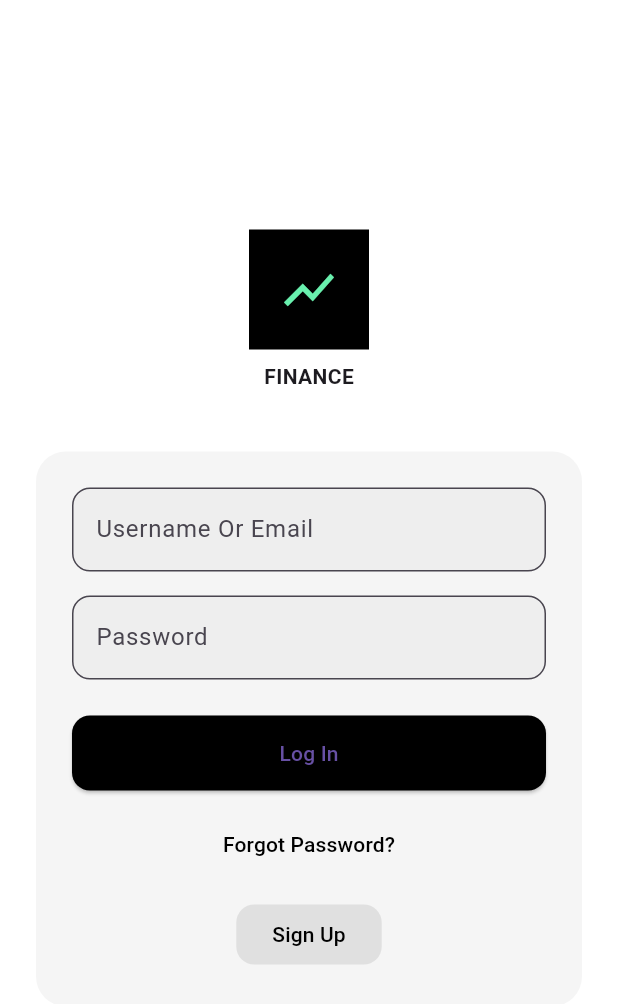
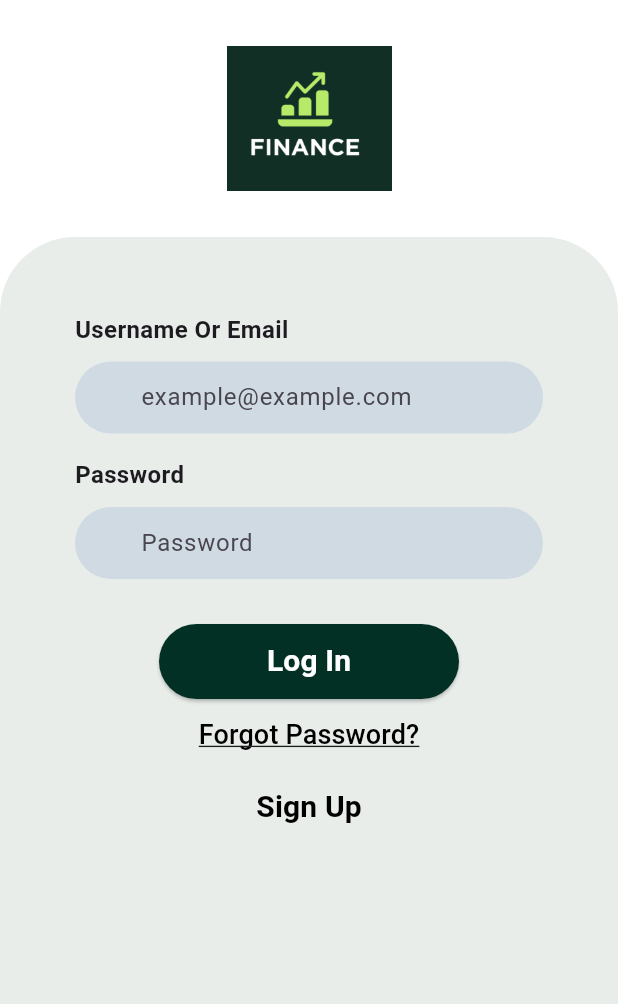
Before and after one commit to kat6767/expense_tracker, a Flutter app: the screen it shows after launch, on a phone screen of 412 x 824 dp. Shown: the top 1004 px of the screen. Run offline on Flutter 3.47's test engine with Material 3 defaults, Android fonts, the phone set to English and light mode, and no system bars.

Commit message:
Ajustes a interfaz del Login

```diff
--- a/lib/main.dart
+++ b/lib/main.dart
@@ -1,4 +1,3 @@
-
 import 'package:flutter/material.dart';
 
 void main() {
@@ -24,108 +23,163 @@ class LoginScreen extends StatelessWidget {
   Widget build(BuildContext context) {
     return Scaffold(
       backgroundColor: Colors.white,
-      body: Center(
-        child: SingleChildScrollView(
-          padding: const EdgeInsets.symmetric(horizontal: 24),
+      body: SafeArea(
+        child: LayoutBuilder(
+          builder: (context, constraints) {
+            return SingleChildScrollView(
+              child: ConstrainedBox(
+                constraints: BoxConstraints(minHeight: constraints.maxHeight),
+                child: IntrinsicHeight(
                   child: Column(
-            mainAxisAlignment: MainAxisAlignment.center,
+                    crossAxisAlignment: CrossAxisAlignment.center,
                     children: [
-              Column(
+                      // Parte de arriba: el logo
+                      Padding(
+                        padding: const EdgeInsets.symmetric(vertical: 24),
+                        child: Column(
                           children: [
-
-                  // Ícono "Finance"
-                  Container(
-                    height: 80,
-                    width: 80,
-                    color: Colors.black,
-                    child: const Center(
-                      child: Icon(Icons.show_chart, color: Colors.greenAccent, size: 40),
-                    ),
-                  ),
-                  const SizedBox(height: 8),
-                  const Text(
-                    'FINANCE',
-                    style: TextStyle(fontWeight: FontWeight.bold),
+                            SizedBox(
+                              width: 110,
+                              height: 110,
+                              child: Image.asset("assets/logo_finance.png"),
                             ),
                           ],
                         ),
-              const SizedBox(height: 40),
+                      ),
 
-              // Caja con fields para Username y Password
-              Container(
-                padding: const EdgeInsets.all(24),
+                      // Parte de abajo: caja verde para los demás elementos
+                      Expanded(
+                        child: Container(
+                          width: double.infinity,
+                          padding: const EdgeInsets.all(50),
                           decoration: BoxDecoration(
-                  color: Colors.grey[100],
-                  borderRadius: BorderRadius.circular(20),
+                            color: Color.fromRGBO(232, 237, 234, 1.0),
+                            borderRadius: const BorderRadius.only(
+                              topLeft: Radius.circular(50),
+                              topRight: Radius.circular(50),
+                            ),
                           ),
                           child: Column(
+                            crossAxisAlignment: CrossAxisAlignment.start,
                             children: [
+
+                              // Username label
+                              const Text(
+                                "Username Or Email",
+                                style: TextStyle(
+                                  fontWeight: FontWeight.bold,
+                                  fontSize: 16,
+                                ),
+                              ),
+                              const SizedBox(height: 10),
+
                               // Username Field
                               TextField(
                                 decoration: InputDecoration(
-                        hintText: 'example@example.com',
-                        labelText: 'Username Or Email',
-                        border: OutlineInputBorder(borderRadius: BorderRadius.circular(12)),
+                                  labelText: 'example@example.com',
+                                  border: OutlineInputBorder(
+                                    borderRadius: BorderRadius.circular(50),
+                                    borderSide: BorderSide.none,
+                                  ),
+                                  contentPadding: const EdgeInsets.symmetric(horizontal: 40),
                                   filled: true,
-                        fillColor: Colors.grey[200],
+                                  fillColor: Color.fromRGBO(207, 218, 226, 1.0),
                                 ),
                               ),
                               const SizedBox(height: 16),
 
-                    // Password field
+                              // Password label
+                              const Text(
+                                "Password",
+                                style: TextStyle(
+                                  fontWeight: FontWeight.bold,
+                                  fontSize: 16,
+                                ),
+                              ),
+                              const SizedBox(height: 10),
+
+                              // Password Field
                               TextField(
                                 obscureText: true,
                                 decoration: InputDecoration(
                                   labelText: 'Password',
-                        border: OutlineInputBorder(borderRadius: BorderRadius.circular(12)),
+                                  border: OutlineInputBorder(
+                                    borderRadius: BorderRadius.circular(50),
+                                    borderSide: BorderSide.none,
+                                  ),
+                                  contentPadding: const EdgeInsets.symmetric(horizontal: 40),
                                   filled: true,
-                        fillColor: Colors.grey[200],
+                                  fillColor: Color.fromRGBO(207, 218, 226, 1.0),
                                 ),
                               ),
-                    const SizedBox(height: 24),
+                              const SizedBox(height: 30),
 
-                    // Caja para el botón Log In
+                              Center(
+                                child: Column(
+                                  children: [
+
+                                    //Botón log in
                                     SizedBox(
-                      width: double.infinity,
+                                      width: 200,
                                       height: 50,
                                       child: ElevatedButton(
                                         onPressed: () {
                                           Navigator.of(context).push(
-                            MaterialPageRoute(builder: (context) => const HomeScreen()),
+                                            MaterialPageRoute(
+                                              builder: (context) => const HomeScreen(),
+                                            ),
                                           );
                                         },
                                         style: ElevatedButton.styleFrom(
-                          backgroundColor: Colors.black,
+                                          backgroundColor: Color.fromRGBO(2, 48, 36, 1.0),
+                                          shape: RoundedRectangleBorder(
+                                            borderRadius: BorderRadius.circular(50),
+                                          ),
+                                        ),
+
+                                        // Texto para Log In
+                                        child: const Text(
+                                          'Log In',
+                                          style: TextStyle(
+                                            fontWeight: FontWeight.bold,
+                                            fontSize: 20,
+                                            color: Colors.white,
+                                          ),
+                                        ),
+                                      ),
+                                    ),
+
+                                    // Forgot Password
+                                    TextButton(
+                                      onPressed: () {},
+                                      child: const Text(
+                                        'Forgot Password?',
+                                        style: TextStyle(
+                                          color: Colors.black,
+                                          fontSize: 18,
+                                          decoration: TextDecoration.underline,
+                                        ),
+                                      ),
+                                    ),
+
+                                    // Sign Up
+                                    OutlinedButton(
+                                      onPressed: () {},
+                                      style: OutlinedButton.styleFrom(
+                                        side: const BorderSide(color: Colors.transparent),
+                                        backgroundColor: Color.fromRGBO(232, 237, 234, 1.0),
                                         shape: RoundedRectangleBorder(
                                           borderRadius: BorderRadius.circular(12),
                                         ),
                                       ),
-                        child: const Text('Log In'),
+                                      child: const Text(
+                                        'Sign Up',
+                                        style: TextStyle(
+                                          color: Colors.black,
+                                          fontSize: 20,
+                                          fontWeight: FontWeight.bold,
                                         ),
                                       ),
-                    const SizedBox(height: 12),
-
-                    // Botón "Forgot Password?"
-                    TextButton(
-                      onPressed: () {},
-                      child: const Text(
-                        'Forgot Password?',
-                        style: TextStyle(color: Colors.black),
-                      ),
-                    ),
-                    const SizedBox(height: 12),
-
-                    // Botón "Sign Up"
-                    OutlinedButton(
-                      onPressed: () {},
-                      style: OutlinedButton.styleFrom(
-                        side: const BorderSide(color: Colors.transparent),
-                        backgroundColor: Colors.grey[300],
-                        shape: RoundedRectangleBorder(
-                          borderRadius: BorderRadius.circular(12),
-                        ),
-                      ),
-                      child: const Text('Sign Up', style: TextStyle(color: Colors.black)),
                                     ),
                                   ],
                                 ),
@@ -134,11 +188,18 @@ class LoginScreen extends StatelessWidget {
                           ),
                         ),
                       ),
+                    ],
+                  ),
+                ),
+              ),
+            );
+          },
+        ),
+      ),
     );
   }
 }
 
-// Página de inicio de sesión
 class HomeScreen extends StatelessWidget {
   const HomeScreen({super.key});
 
--- a/pubspec.yaml
+++ b/pubspec.yaml
@@ -58,10 +58,8 @@ flutter:
   uses-material-design: true
 
   # To add assets to your application, add an assets section, like this:
-  # assets:
-  #   - images/a_dot_burr.jpeg
-  #   - images/a_dot_ham.jpeg
-
+  assets:
+    - assets/logo_finance.png
   # An image asset can refer to one or more resolution-specific "variants", see
   # https://flutter.dev/to/resolution-aware-images
 
```
Also changed, not shown: assets/logo_finance.png (added). Lines whose indentation alone changed are shown as unchanged.
